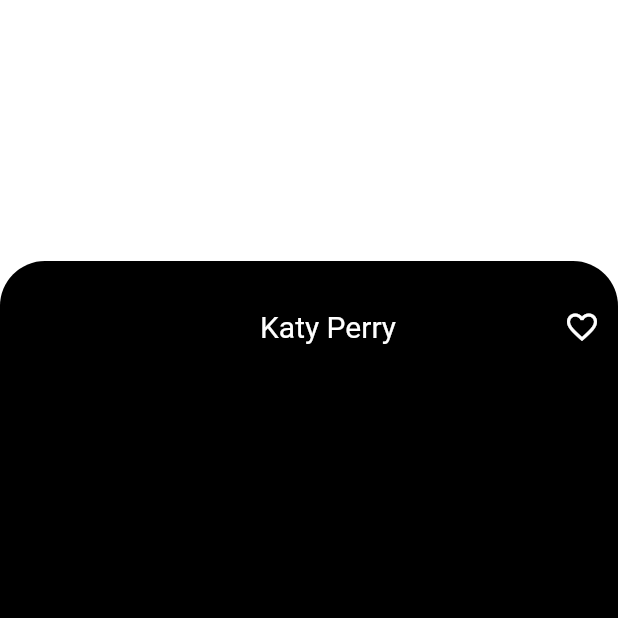
After one commit to NewDawn123/SimpleMp3, a Flutter app: the PlayScreen screen opened directly, on a phone screen of 412 x 824 dp, the top half of it. The commit adds this screen. Run offline on Flutter 3.47's test engine with Material 2 defaults, Android fonts, the phone set to English and light mode, and no system bars; our stand-ins replace file_picker, flare_flutter; statements that could not run were skipped.

Commit message:
second commit

```diff
--- /dev/null
+++ b/lib/PlayScreen.dart
@@ -0,0 +1,65 @@
+import 'package:flutter/cupertino.dart';
+import 'package:flutter/material.dart';
+
+class PlayScreen extends StatefulWidget {
+  @override
+  _PlayScreenState createState() => _PlayScreenState();
+}
+
+class _PlayScreenState extends State<PlayScreen> {
+  @override
+  Widget build(BuildContext context) {
+    return Scaffold(
+      body: Stack(
+        alignment: Alignment.bottomCenter,
+        children: <Widget>[
+          Container(
+            color: Colors.white,
+          ),
+          Container(
+              height: 650,
+              decoration: BoxDecoration(
+                  color: Colors.black,
+                  borderRadius: BorderRadius.only(
+                      topRight: Radius.circular(30),
+                      topLeft: Radius.circular(30))),
+              child: Container(
+                //alignment: Alignment.topLeft,
+                padding: EdgeInsets.only(top: 20),
+                child: Column(
+                  //crossAxisAlignment: CrossAxisAlignment.start,
+                  //mainAxisAlignment: MainAxisAlignment.center,
+                  children: <Widget>[
+                    Row(
+                      mainAxisAlignment: MainAxisAlignment.end,
+                      children: <Widget>[
+                        Padding(
+                          padding: const EdgeInsets.only(right: 100),
+                          child: Container(
+                            child: Text(
+                              "Katy Perry",
+                              style:
+                                  TextStyle(color: Colors.white, fontSize: 20),
+                            ),
+                          ),
+                        ),
+                        Container(
+                          //padding: EdgeInsets.only(left: 100, right: 0),
+                          //alignment: Alignment.centerRight,
+                          child: IconButton(
+                            icon: Icon(
+                              Icons.favorite_border,
+                              color: Colors.white,
+                            ),
+                          ),
+                        )
+                      ],
+                    ),
+                  ],
+                ),
+              )),
+        ],
+      ),
+    );
+  }
+}
--- a/lib/Splash.dart
+++ b/lib/Splash.dart
@@ -1,4 +1,6 @@
 import 'dart:async';
+import 'package:mp3player2/PlayScreen.dart';
+
 import 'Home.dart';
 import 'package:flutter/material.dart';
 import 'package:flare_flutter/flare_actor.dart';
@@ -19,7 +21,7 @@ class _SplashScreenState extends State<SplashScreen> {
     super.initState();
     Timer(Duration(seconds: 5), () {
       return Navigator.of(context).pushReplacement(
-          MaterialPageRoute(builder: (BuildContext context) => Home()));
+          MaterialPageRoute(builder: (BuildContext context) => PlayScreen()));
     });
   }
 
```
